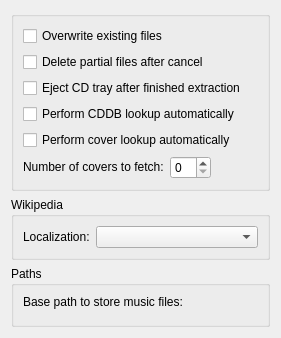
Before: the Qt Designer form widgets/generalsettingswidgetUI.ui in KDE/audex, drawn with Qt 5.
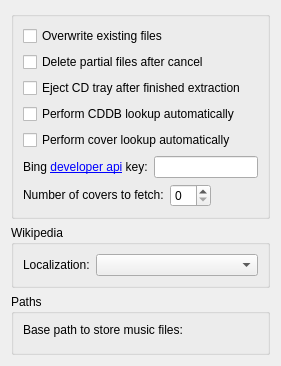
After: the same form once the commit is applied. Custom widgets are drawn as their Qt base class.

Commit message: Move from Google (free search removed) to Bing for fetching cover art.

Patch:
```diff
--- a/widgets/generalsettingswidgetUI.ui
+++ b/widgets/generalsettingswidgetUI.ui
@@ -53,6 +53,33 @@
        </widget>
       </item>
       <item row="5" column="0">
+       <layout class="QHBoxLayout" name="horizontalLayout_4">
+        <item>
+         <widget class="QLabel" name="label_bingApiKey">
+          <property name="sizePolicy">
+           <sizepolicy hsizetype="Preferred" vsizetype="Fixed">
+            <horstretch>0</horstretch>
+            <verstretch>0</verstretch>
+           </sizepolicy>
+          </property>
+          <property name="text">
+           <string><![CDATA[Bing <a href=https://datamarket.azure.com/dataset/bing/search>developer api</a> key:]]></string>
+          </property>
+          <property name="openExternalLinks">
+            <bool>true</bool>
+          </property>
+         </widget>
+        </item>
+        <item>
+         <widget class="QLineEdit" name="kcfg_bingApiKey">
+          <property name="toolTip">
+           <string>Use the link to the left to obtain a Bing developer API key for free access to cover image lookups.</string>
+          </property>
+         </widget>
+        </item>
+       </layout>
+      </item>
+      <item row="6" column="0">
        <layout class="QHBoxLayout" name="horizontalLayout_2">
         <item>
          <widget class="QLabel" name="label">
```
The commit also changes 8 other files.
